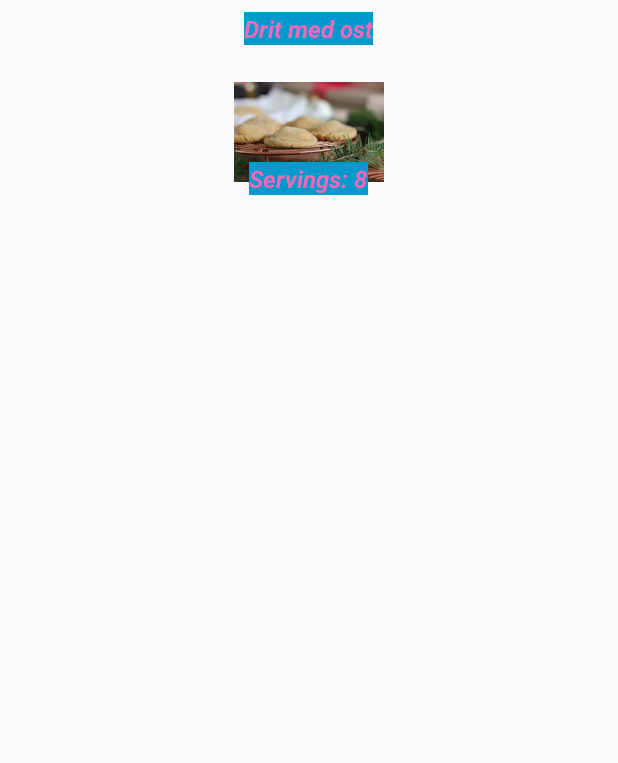
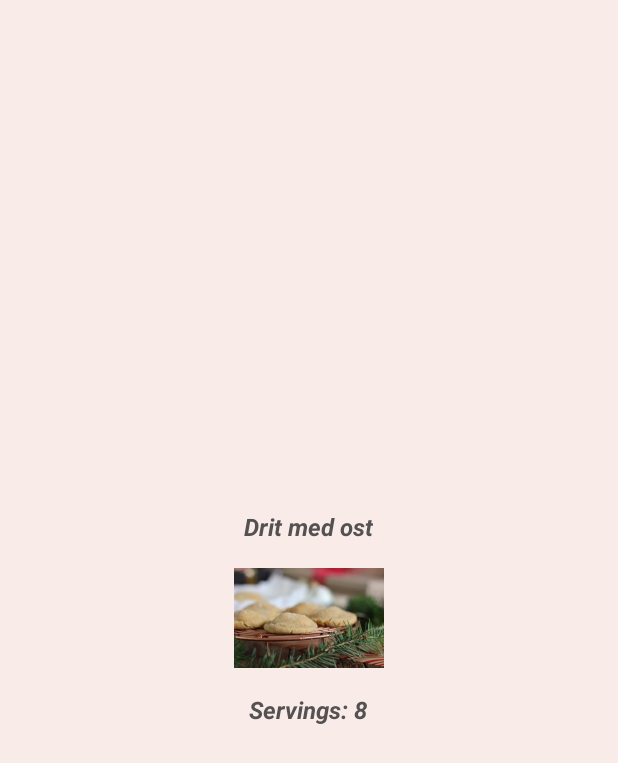
Before and after one commit to grutnebeistet/BakeIt, an Android app: the layout widget_list_item.xml on its own in the app's theme, with its tools: preview values and no code run, on a phone screen of 412 x 824 dp. Shown: the top 763 px of the screen. Run offline under Robolectric (Android 15) with nearby library versions, the light colour scheme and no system bars.

Commit message:
Widget now of a listview

```diff
--- a/app/src/main/java/com/roberts/adrian/bakeit/BakeitWidgetProvider.java
+++ b/app/src/main/java/com/roberts/adrian/bakeit/BakeitWidgetProvider.java
@@ -37,7 +37,7 @@ public class BakeitWidgetProvider extends AppWidgetProvider {
         // There may be multiple widgets active, so update all of them
 
         for (int appWidgetId : appWidgetIds) {
-            RemoteViews views = new RemoteViews(context.getPackageName(), R.layout.widget_grid_view);
+            RemoteViews views = new RemoteViews(context.getPackageName(), R.layout.widget_list_view);
 
             // Open mainactivity when title clicked TODO
 
@@ -78,7 +78,7 @@ public class BakeitWidgetProvider extends AppWidgetProvider {
         intent.putExtra(RecipeDetailzActivity.EXTRA_RECIPE_NAME, recipeName);
 
         PendingIntent pendingIntent = PendingIntent.getActivity(context, 0, intent, PendingIntent.FLAG_UPDATE_CURRENT);
-        RemoteViews views = new RemoteViews(context.getPackageName(), R.layout.bakeit_widget_grid_item);
+        RemoteViews views = new RemoteViews(context.getPackageName(), R.layout.widget_list_item);
         views.setOnClickPendingIntent(R.id.widget_image, pendingIntent);
         //TODO set text and image?
         return views;
--- a/app/src/main/java/com/roberts/adrian/bakeit/GridWidgetService.java
+++ b/app/src/main/java/com/roberts/adrian/bakeit/GridWidgetService.java
@@ -75,9 +75,9 @@ public class GridWidgetService extends RemoteViewsService {
             String servings = mCursor.getString(mCursor.getColumnIndex(RecipeContract.RecipeEntry.COLUMN_RECIPE_SERVINGS));
             String imageUrl = mCursor.getString(mCursor.getColumnIndex(RecipeContract.RecipeEntry.COLUMN_RECIPE_IMAGE));
 
-            RemoteViews views = new RemoteViews(mContext.getPackageName(), R.layout.bakeit_widget_grid_item);
+            RemoteViews views = new RemoteViews(mContext.getPackageName(), R.layout.widget_list_item);
 
-            views.setTextViewText(R.id.list_item_recipe_name, recipeName);
+            views.setTextViewText(R.id.widget_recipe_name, recipeName);
             views.setTextViewText(R.id.widget_recipe_servings, getString(R.string.recipe_servings, servings));
             if (!(imageUrl == null || imageUrl.isEmpty())) {
                 Log.i(GridWidgetService.class.getSimpleName(), "imageurl OK");
--- a/app/src/main/res/layout/bakeit_widget_grid_item.xml
+++ b/app/src/main/res/layout/widget_list_item.xml
@@ -1,17 +1,18 @@
-<RelativeLayout xmlns:android="http://schemas.android.com/apk/res/android"
+<LinearLayout xmlns:android="http://schemas.android.com/apk/res/android"
     xmlns:tools="http://schemas.android.com/tools"
     android:layout_width="match_parent"
     android:layout_height="match_parent"
+    android:background="@color/vanillaWhite"
+    android:orientation="vertical"
+    android:gravity="center"
     android:padding="@dimen/widget_margin">
 
     <TextView
         android:id="@+id/widget_recipe_name"
         android:layout_width="wrap_content"
         android:layout_height="wrap_content"
-        android:layout_centerHorizontal="true"
-        android:layout_margin="8dp"
-        android:background="#09C"
-        android:textColor="@color/colorAccent"
+        android:layout_marginTop="8dp"
+        android:textColor="@color/colorText"
         android:textAppearance="@style/TextAppearance.AppCompat.Widget.TextView.SpinnerItem"
         android:textStyle="bold|italic"
         tools:text="Drit med ost"/>
@@ -29,12 +30,9 @@
         android:layout_width="wrap_content"
         android:layout_height="wrap_content"
         android:layout_centerHorizontal="true"
-        android:layout_centerVertical="true"
-        android:layout_margin="8dp"
-        android:background="#09C"
-        android:layout_alignBottom="@id/widget_image"
-        android:textColor="@color/colorAccent"
+        android:textColor="@color/colorText"
         android:textAppearance="@style/TextAppearance.AppCompat.Widget.TextView.SpinnerItem"
         android:textStyle="bold|italic"
+        android:layout_marginBottom="8dp"
         tools:text="Servings: 8"/>
-</RelativeLayout>
+</LinearLayout>
--- a/app/src/main/res/values/strings.xml
+++ b/app/src/main/res/values/strings.xml
@@ -8,7 +8,7 @@
     <string name="steps_bundle_video_url">videoURL</string>
     <string name="steps_bundle_image_url">imageURL</string>
 
-    <string name="recipe_servings" formatted="true">Servings: %s</string>
+    <string name="recipe_servings" formatted="true">Serves %s</string>
 
 
 
--- a/app/src/main/res/xml/bakeit_widget_provider_info.xml
+++ b/app/src/main/res/xml/bakeit_widget_provider_info.xml
@@ -1,9 +1,9 @@
 <?xml version="1.0" encoding="utf-8"?>
 <appwidget-provider xmlns:android="http://schemas.android.com/apk/res/android"
-    android:initialKeyguardLayout="@layout/bakeit_widget_grid_item"
-    android:initialLayout="@layout/bakeit_widget_grid_item"
-    android:minHeight="40dp"
-    android:minWidth="40dp"
+    android:initialKeyguardLayout="@layout/widget_list_item"
+    android:initialLayout="@layout/widget_list_item"
+    android:minHeight="100dp"
+    android:minWidth="100dp"
     android:previewImage="@drawable/default_recipe_image"
     android:resizeMode="horizontal|vertical"
     android:updatePeriodMillis="86400000"
```
Also changed, not shown: app/src/main/res/layout/widget_grid_view.xml (deleted, +0 -12 lines), app/src/main/res/layout/widget_list_view.xml (added, +26 -0 lines).
